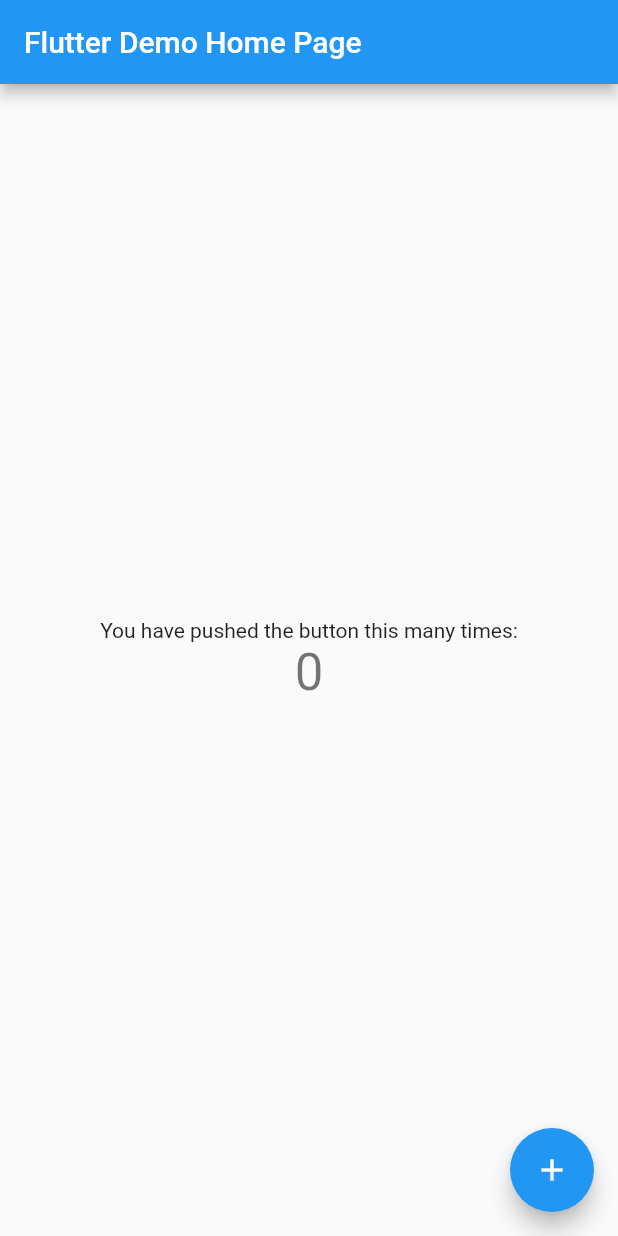
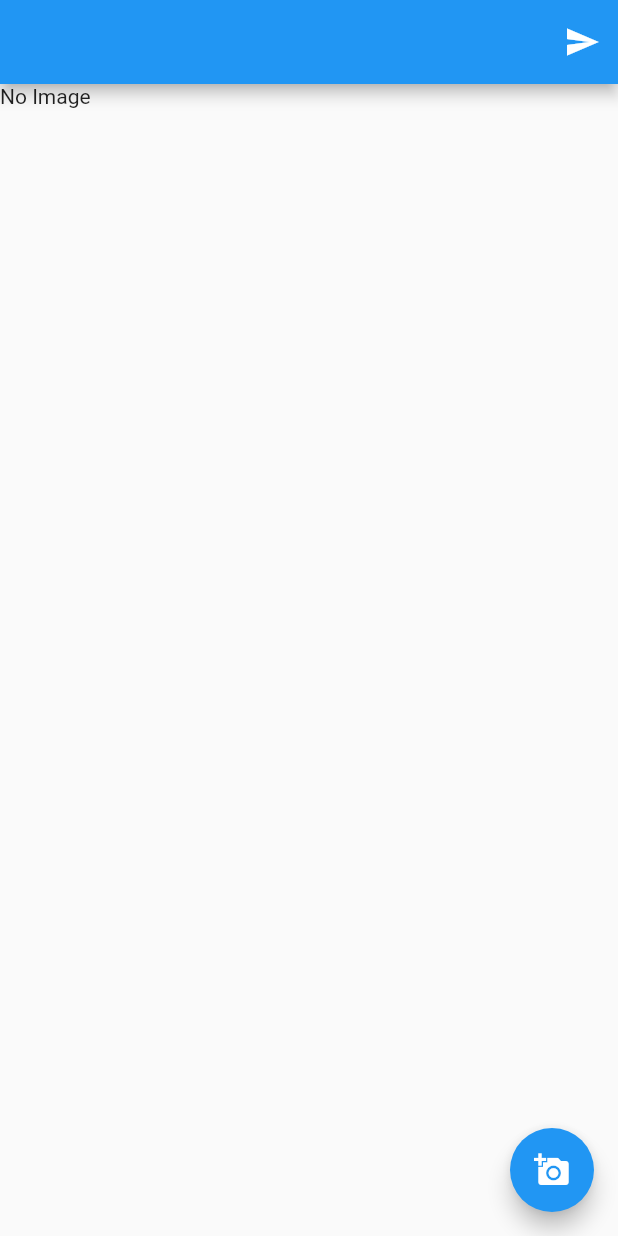
Before and after one commit to gumsang/my_gallery, a Flutter app: the screen it shows after launch, on a phone screen of 412 x 824 dp. Run offline on Flutter 3.47's test engine with Material 2 defaults, Android fonts, the phone set to English and light mode, and no system bars; our stand-ins replace image_picker.

Commit message:
feat: image_picker Multi select 구현

```diff
--- a/lib/main.dart
+++ b/lib/main.dart
@@ -1,4 +1,7 @@
+import 'dart:io';
+
 import 'package:flutter/material.dart';
+import 'package:image_picker/image_picker.dart';
 
 void main() {
   runApp(const MyApp());
@@ -7,109 +10,92 @@ void main() {
 class MyApp extends StatelessWidget {
   const MyApp({super.key});
 
-  // This widget is the root of your application.
   @override
   Widget build(BuildContext context) {
     return MaterialApp(
       title: 'Flutter Demo',
       theme: ThemeData(
-        // This is the theme of your application.
-        //
-        // Try running your application with "flutter run". You'll see the
-        // application has a blue toolbar. Then, without quitting the app, try
-        // changing the primarySwatch below to Colors.green and then invoke
-        // "hot reload" (press "r" in the console where you ran "flutter run",
-        // or simply save your changes to "hot reload" in a Flutter IDE).
-        // Notice that the counter didn't reset back to zero; the application
-        // is not restarted.
         primarySwatch: Colors.blue,
       ),
-      home: const MyHomePage(title: 'Flutter Demo Home Page'),
+      home: const CreatePage(),
     );
   }
 }
 
-class MyHomePage extends StatefulWidget {
-  const MyHomePage({super.key, required this.title});
-
-  // This widget is the home page of your application. It is stateful, meaning
-  // that it has a State object (defined below) that contains fields that affect
-  // how it looks.
-
-  // This class is the configuration for the state. It holds the values (in this
-  // case the title) provided by the parent (in this case the App widget) and
-  // used by the build method of the State. Fields in a Widget subclass are
-  // always marked "final".
-
-  final String title;
+class CreatePage extends StatefulWidget {
+  const CreatePage({Key? key}) : super(key: key);
 
   @override
-  State<MyHomePage> createState() => _MyHomePageState();
+  State<CreatePage> createState() => _CreatePageState();
 }
 
-class _MyHomePageState extends State<MyHomePage> {
-  int _counter = 0;
+class _CreatePageState extends State<CreatePage> {
+  final textEditingController = TextEditingController();
+  final ImagePicker _picker = ImagePicker();
 
-  void _incrementCounter() {
-    setState(() {
-      // This call to setState tells the Flutter framework that something has
-      // changed in this State, which causes it to rerun the build method below
-      // so that the display can reflect the updated values. If we changed
-      // _counter without calling setState(), then the build method would not be
-      // called again, and so nothing would appear to happen.
-      _counter++;
-    });
+  final List<XFile> _image = [];
+  // The index starts at 0 and is set to 1 because of additions
+  final int _currentIndex = 1;
+
+  @override
+  void dispose() {
+    textEditingController.dispose();
+    super.dispose();
   }
 
   @override
   Widget build(BuildContext context) {
-    // This method is rerun every time setState is called, for instance as done
-    // by the _incrementCounter method above.
-    //
-    // The Flutter framework has been optimized to make rerunning build methods
-    // fast, so that you can just rebuild anything that needs updating rather
-    // than having to individually change instances of widgets.
     return Scaffold(
-      appBar: AppBar(
-        // Here we take the value from the MyHomePage object that was created by
-        // the App.build method, and use it to set our appbar title.
-        title: Text(widget.title),
+      appBar: _buildAppBar(),
+      body: _buildbody(),
+      floatingActionButton: FloatingActionButton(
+        onPressed: () {
+          selectImages();
+        },
+        child: const Icon(Icons.add_a_photo),
       ),
-      body: Center(
-        // Center is a layout widget. It takes a single child and positions it
-        // in the middle of the parent.
-        child: Column(
-          // Column is also a layout widget. It takes a list of children and
-          // arranges them vertically. By default, it sizes itself to fit its
-          // children horizontally, and tries to be as tall as its parent.
-          //
-          // Invoke "debug painting" (press "p" in the console, choose the
-          // "Toggle Debug Paint" action from the Flutter Inspector in Android
-          // Studio, or the "Toggle Debug Paint" command in Visual Studio Code)
-          // to see the wireframe for each widget.
-          //
-          // Column has various properties to control how it sizes itself and
-          // how it positions its children. Here we use mainAxisAlignment to
-          // center the children vertically; the main axis here is the vertical
-          // axis because Columns are vertical (the cross axis would be
-          // horizontal).
-          mainAxisAlignment: MainAxisAlignment.center,
-          children: <Widget>[
-            const Text(
-              'You have pushed the button this many times:',
-            ),
-            Text(
-              '$_counter',
-              style: Theme.of(context).textTheme.headline4,
-            ),
-          ],
-        ),
-      ),
-      floatingActionButton: FloatingActionButton(
-        onPressed: _incrementCounter,
-        tooltip: 'Increment',
-        child: const Icon(Icons.add),
-      ), // This trailing comma makes auto-formatting nicer for build methods.
     );
   }
+
+  _buildAppBar() {
+    return AppBar(
+      actions: [
+        IconButton(
+          onPressed: () {},
+          icon: const Icon(Icons.send),
+        )
+      ],
+    );
+  }
+
+  _buildbody() {
+    return SingleChildScrollView(
+      child: Column(
+        children: [
+          // _image == null ? const Text('No Image') : Image.file(_image!),
+          _image.isEmpty
+              ? const Text('No Image')
+              : GridView.builder(
+                  scrollDirection: Axis.vertical,
+                  shrinkWrap: true,
+                  itemCount: _image.length,
+                  gridDelegate: const SliverGridDelegateWithFixedCrossAxisCount(
+                      crossAxisCount: 3),
+                  itemBuilder: (BuildContext context, int index) {
+                    return Image.file(File(_image[index].path),
+                        fit: BoxFit.cover);
+                  })
+        ],
+      ),
+    );
+  }
+
+  Future selectImages() async {
+    final List<XFile>? image = await _picker.pickMultiImage();
+    if (image!.isNotEmpty) {
+      setState(() {
+        _image.addAll(image);
+      });
+    }
+  }
 }
--- a/pubspec.yaml
+++ b/pubspec.yaml
@@ -36,6 +36,7 @@ dependencies:
   # The following adds the Cupertino Icons font to your application.
   # Use with the CupertinoIcons class for iOS style icons.
   cupertino_icons: ^1.0.2
+  image_picker: ^0.8.5+3
 
 dev_dependencies:
   flutter_test:
```
Also changed, not shown: pubspec.lock, 3 other files.
